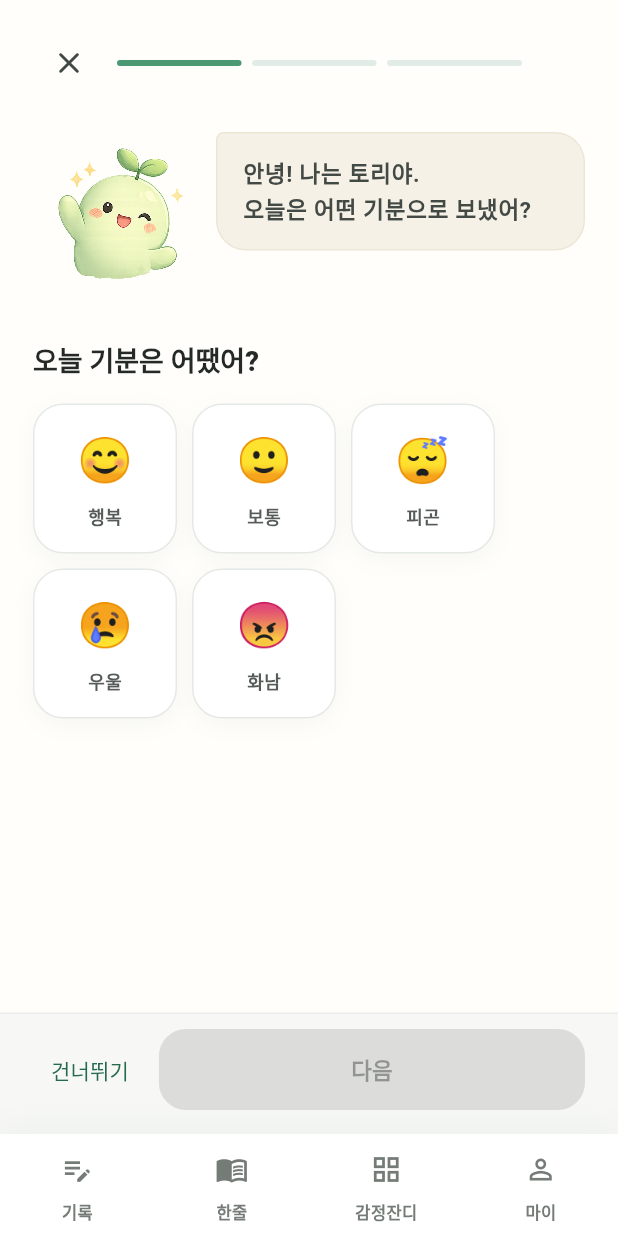
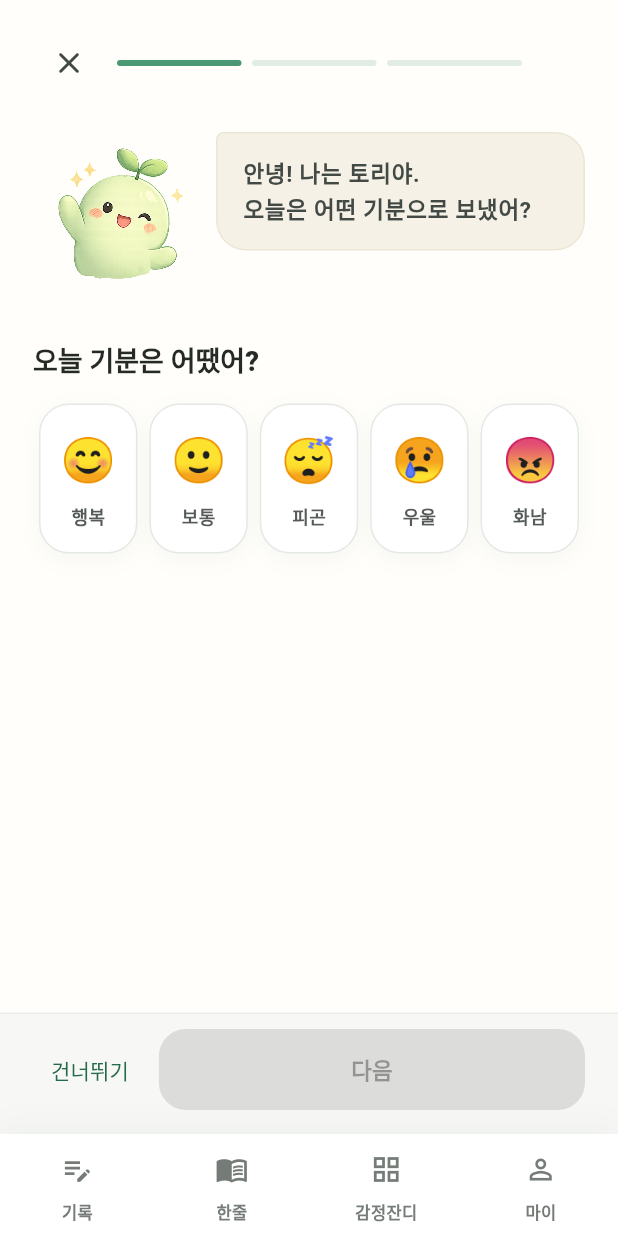
Before and after one commit to yseho031018/rhythm-archive, a Flutter app: the screen it shows after launch, on a phone screen of 412 x 824 dp. Run offline on Flutter 3.47's test engine with Material 3 defaults, Android fonts, the phone set to English and light mode, and no system bars; our stand-ins replace shared_preferences; Roboto replaces fonts that are missing (Segoe UI).

Commit message:
style: 기분 선택 5개를 항상 한 줄에 배치
고정폭(96) Wrap이라 좁은 폭에서 2줄로 줄바꿈되던 것을, 유연폭 Row(각 타일
Expanded)로 바꿔 5가지 감정이 한 줄에 균등 배치되도록 함. _ChoiceTile.width를
선택적(null=부모 폭 채움)으로 변경. 키워드 선택(6개 Wrap)은 그대로.

Co-Authored-By: Claude Opus 4.8 <noreply@anthropic.com>

```diff
--- a/lib/prototype/screens/record_screen.dart
+++ b/lib/prototype/screens/record_screen.dart
@@ -193,17 +193,20 @@ class _MoodChoices extends StatelessWidget {
 
   @override
   Widget build(BuildContext context) {
-    return Wrap(
-      spacing: 10,
-      runSpacing: 10,
+    // 5가지 감정을 항상 한 줄에 균등 배치(고정폭 Wrap 대신 유연폭 Row).
+    return Row(
       children: [
         for (final mood in DiaryMood.values)
-          _ChoiceTile(
-            width: 96,
-            emoji: mood.emoji,
-            label: mood.label,
-            selected: controller.selectedMood == mood,
-            onTap: () => controller.selectMood(mood),
+          Expanded(
+            child: Padding(
+              padding: const EdgeInsets.symmetric(horizontal: 4),
+              child: _ChoiceTile(
+                emoji: mood.emoji,
+                label: mood.label,
+                selected: controller.selectedMood == mood,
+                onTap: () => controller.selectMood(mood),
+              ),
+            ),
           ),
       ],
     );
@@ -314,16 +317,17 @@ class _ScoreChoices extends StatelessWidget {
 
 class _ChoiceTile extends StatelessWidget {
   const _ChoiceTile({
-    required this.width,
     required this.label,
     required this.selected,
     required this.onTap,
+    this.width,
     this.emoji,
     this.icon,
     this.accentColor,
   });
 
-  final double width;
+  /// null이면 부모(예: Expanded) 폭을 채운다.
+  final double? width;
   final String? emoji;
   final IconData? icon;
   final Color? accentColor;
```
